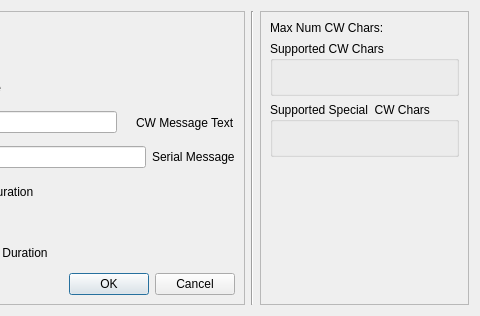
The window that mqt/MqtLogger/txvmrigbuttondialog.ui (Rsclub22/Minos2-Mirror) describes before a commit, drawn with Qt 5; both pictures show x 292 to 772 and y 0 to 316 of the 772 by 316 pixel window.
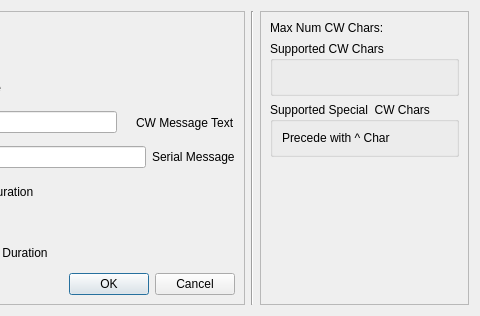
The same window after the commit.

Patch:
```diff
--- a/mqt/MqtLogger/txvmrigbuttondialog.ui
+++ b/mqt/MqtLogger/txvmrigbuttondialog.ui
@@ -313,6 +313,13 @@
            <string>Supported Special  CW Chars</string>
           </property>
           <layout class="QHBoxLayout" name="horizontalLayout_11">
+           <item>
+            <widget class="QLabel" name="label_5">
+             <property name="text">
+              <string>Precede with ^ Char</string>
+             </property>
+            </widget>
+           </item>
            <item>
             <widget class="QLabel" name="listOfSupportedCwSpecialCharsLabel">
              <property name="text">
```
